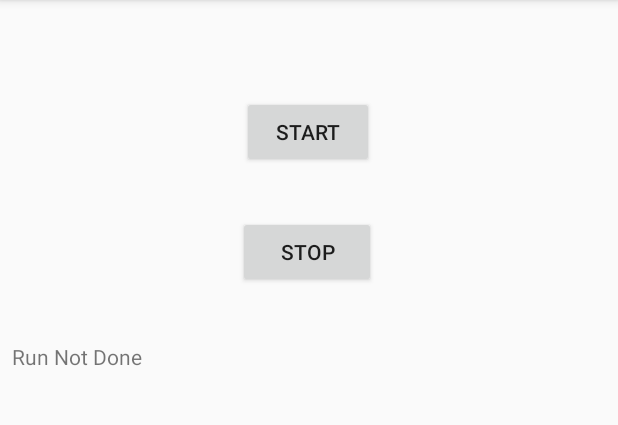
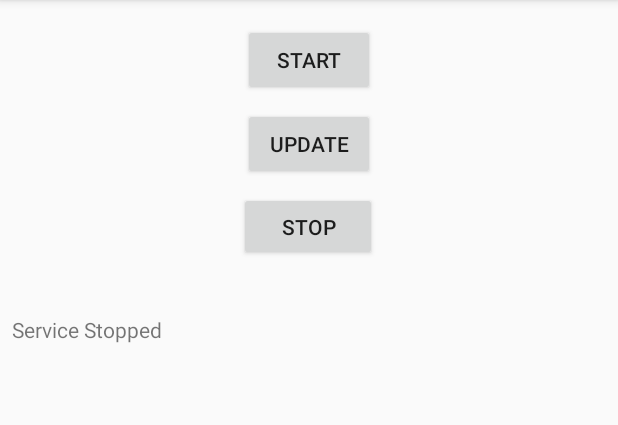
Before and after one commit to RedeemedGomer/SocketService, an Android app: the screen it shows after launch (MainActivity), after a tap on "STOP", on a phone screen of 412 x 824 dp, the part 84-509 px from its top. Run offline under Robolectric (Android 15) with nearby library versions, the phone set to English and light mode, and no system bars; 1 other tap on this screen came first.

```diff
--- a/app/src/main/java/com/example/socketservice/MainActivity.java
+++ b/app/src/main/java/com/example/socketservice/MainActivity.java
@@ -21,7 +21,7 @@ public class MainActivity extends AppCompatActivity implements View.OnClickListe
 
 
     //local gui variables
-    private Button startBtn, stopBtn;
+    private Button startBtn, stopBtn, updateBtn;
     private TextView printTv;
 
     @Override
@@ -32,11 +32,13 @@ public class MainActivity extends AppCompatActivity implements View.OnClickListe
         //initialize local gui vars
         startBtn = (Button) findViewById(R.id.startBtn);
         stopBtn = (Button)  findViewById(R.id.stopBtn);
+        updateBtn = (Button)  findViewById(R.id.updateBtn);
         printTv = (TextView) findViewById(R.id.printTV);
 
         //send all onClicks to local switch statement
         startBtn.setOnClickListener(this);
         stopBtn.setOnClickListener(this);
+        updateBtn.setOnClickListener(this);
 
         socketServiceIntent = new Intent(this, SocketService.class);
     }
@@ -48,21 +50,25 @@ public class MainActivity extends AppCompatActivity implements View.OnClickListe
             case R.id.startBtn:
                 startService(socketServiceIntent);
                 bindService();
-                printTv.setText("started and bound service");
+                if(isServiceBound) {
+                    String gps = socketService.getLatLon();
+                    printTv.setText(gps);
+                }
                 break;
 
             case R.id.stopBtn:
                 if(isServiceBound) {
-                    if(socketService.getRunDone()) {
-                        String serverSaid = socketService.serverSaysWhat();
-                        String gps = socketService.getLatLon();
-                        unbindService();
-                        stopService(socketServiceIntent);
-                        printTv.setText("GPS-> "+ gps );
-                        printTv.append("Server said: \n" + serverSaid);
-                    } else {
-                        printTv.setText("Run Not Done");
-                    }
+                    unbindService();
+                    stopService(socketServiceIntent);
+                    printTv.setText("Service Stopped");
+                } else {
+                    printTv.setText("Service Not Bound");
+                }
+                break;
+
+            case R.id.updateBtn:
+                if(isServiceBound) {
+                    printTv.setText(socketService.getLatLon());
                 } else {
                     printTv.setText("Service Not Bound");
                 }
--- a/app/src/main/res/layout/activity_main.xml
+++ b/app/src/main/res/layout/activity_main.xml
@@ -29,27 +29,43 @@
         android:layout_height="wrap_content"
         android:layout_marginStart="8dp"
         android:layout_marginLeft="8dp"
-        android:layout_marginTop="64dp"
+        android:layout_marginTop="8dp"
         android:layout_marginEnd="8dp"
         android:layout_marginRight="8dp"
+        android:layout_marginBottom="8dp"
         android:text="start"
+        app:layout_constraintBottom_toBottomOf="parent"
         app:layout_constraintEnd_toEndOf="parent"
-        app:layout_constraintHorizontal_bias="0.498"
         app:layout_constraintStart_toStartOf="parent"
-        app:layout_constraintTop_toTopOf="parent" />
+        app:layout_constraintTop_toTopOf="parent"
+        app:layout_constraintVertical_bias="0.011" />
 
     <Button
         android:id="@+id/stopBtn"
         android:layout_width="92dp"
-        android:layout_height="wrap_content"
+        android:layout_height="46dp"
         android:layout_marginStart="8dp"
         android:layout_marginLeft="8dp"
-        android:layout_marginTop="32dp"
+        android:layout_marginTop="8dp"
         android:layout_marginEnd="8dp"
         android:layout_marginRight="8dp"
         android:text="stop"
         app:layout_constraintEnd_toEndOf="parent"
-        app:layout_constraintHorizontal_bias="0.495"
+        app:layout_constraintHorizontal_bias="0.498"
+        app:layout_constraintStart_toStartOf="parent"
+        app:layout_constraintTop_toBottomOf="@+id/updateBtn" />
+
+    <Button
+        android:id="@+id/updateBtn"
+        android:layout_width="wrap_content"
+        android:layout_height="wrap_content"
+        android:layout_marginStart="8dp"
+        android:layout_marginLeft="8dp"
+        android:layout_marginTop="8dp"
+        android:layout_marginEnd="8dp"
+        android:layout_marginRight="8dp"
+        android:text="Update"
+        app:layout_constraintEnd_toEndOf="parent"
         app:layout_constraintStart_toStartOf="parent"
         app:layout_constraintTop_toBottomOf="@+id/startBtn" />
 
```
Also changed, not shown: app/src/main/java/com/example/socketservice/SocketService.java (+9 -6 lines), 1 other file.
